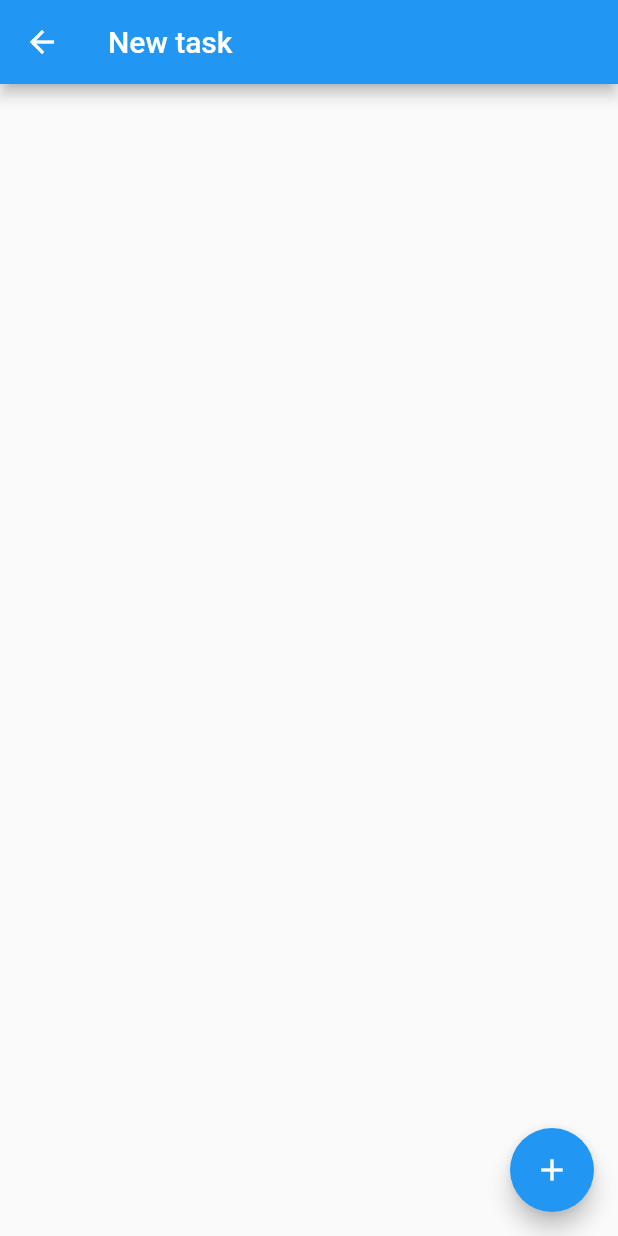
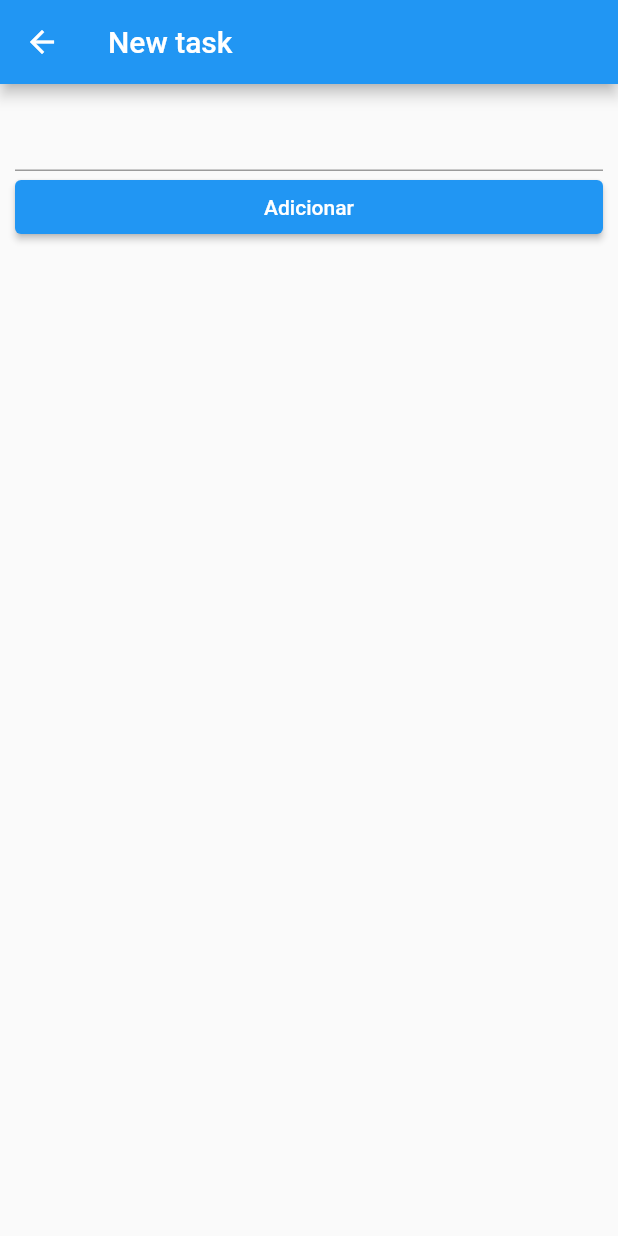
Before and after one commit to hunteradv/task_list, a Flutter app: the TaskCreatePage screen opened directly, on a phone screen of 412 x 824 dp. Run offline on Flutter 3.47's test engine with Material 2 defaults, Android fonts, the phone set to English and light mode, and no system bars.

Commit message:
20230404: Adicionada navegação

```diff
--- a/lib/task_create.dart
+++ b/lib/task_create.dart
@@ -9,10 +9,20 @@ class TaskCreatePage extends StatelessWidget {
       appBar: AppBar(
         title: const Text("New task"),
       ),
-      body: Container(),
-      floatingActionButton: const FloatingActionButton(
-        onPressed: null,
-        child: Icon(Icons.add),
+      body: Container(
+        margin: const EdgeInsets.all(10),
+        child: Column(
+          children: [
+            const TextField(),
+            Container(
+              width: double.infinity,
+              child: ElevatedButton(
+                onPressed: () => Navigator.of(context).pop(),
+                child: const Text("Adicionar"),
+              ),
+            )
+          ],
+        ),
       ),
     );
   }
```
Also changed, not shown: lib/main.dart (+6 -2 lines), lib/task_list.dart (+4 -3 lines).
